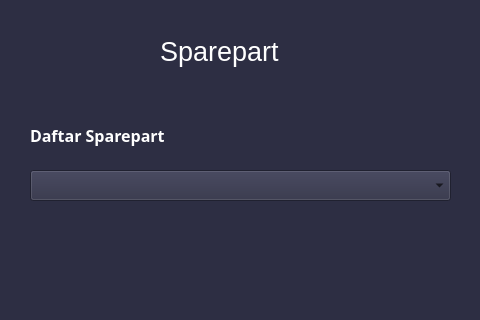
Above: file_ui/sparepart_menu.ui from Ghazimuhammad/Reservasi-Bengkel before the change; both pictures show x 0 to 480 and y 0 to 320 of the 480 by 640 pixel window. Below: the same form after it.
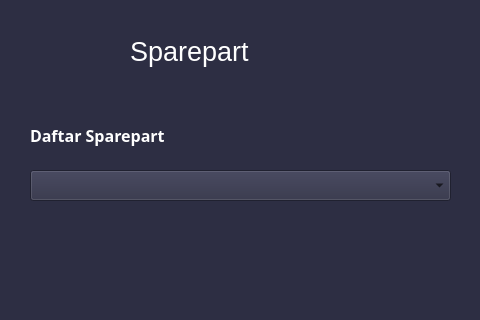
That is the form after the change.

The edit to the form file:
```diff
--- a/file_ui/sparepart_menu.ui
+++ b/file_ui/sparepart_menu.ui
@@ -125,9 +125,9 @@
    <widget class="QLabel" name="label">
     <property name="geometry">
      <rect>
-      <x>160</x>
+      <x>130</x>
       <y>6</y>
-      <width>311</width>
+      <width>341</width>
       <height>91</height>
      </rect>
     </property>
@@ -138,10 +138,10 @@
    <widget class="QLabel" name="label_2">
     <property name="geometry">
      <rect>
-      <x>10</x>
-      <y>6</y>
-      <width>141</width>
-      <height>91</height>
+      <x>20</x>
+      <y>20</y>
+      <width>91</width>
+      <height>71</height>
      </rect>
     </property>
     <property name="text">
```
Left out of the diff: 2 changed lines with no effect on the pictures.
